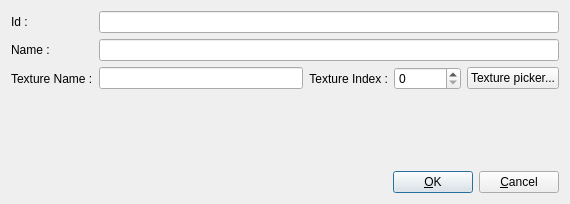
Old version of the form itemEditor/src/editItemForm.ui in the repository jeremydumais/TheWarrior.
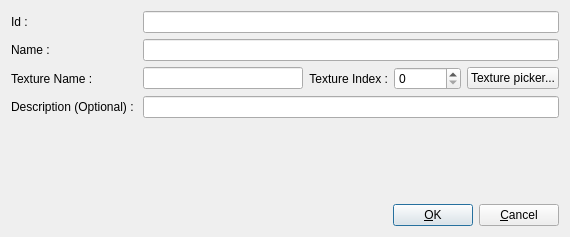
New version of the form. Icons and pictures are not drawn.

Commit message: Added an optional description to item and start working on the player equipment.

Patch:
```diff
--- a/itemEditor/src/editItemForm.ui
+++ b/itemEditor/src/editItemForm.ui
@@ -7,7 +7,7 @@
     <x>0</x>
     <y>0</y>
     <width>570</width>
-    <height>204</height>
+    <height>237</height>
    </rect>
   </property>
   <property name="windowTitle">
@@ -62,6 +62,12 @@
    </item>
    <item row="0" column="0">
     <layout class="QFormLayout" name="formLayout_3">
+     <property name="horizontalSpacing">
+      <number>6</number>
+     </property>
+     <property name="verticalSpacing">
+      <number>6</number>
+     </property>
      <item row="0" column="0">
       <widget class="QLabel" name="label">
        <property name="text">
@@ -82,14 +88,14 @@
      <item row="1" column="1">
       <widget class="QLineEdit" name="lineEditName"/>
      </item>
-     <item row="3" column="0">
+     <item row="2" column="0">
       <widget class="QLabel" name="label_3">
        <property name="text">
         <string>Texture Name :</string>
        </property>
       </widget>
      </item>
-     <item row="3" column="1">
+     <item row="2" column="1">
       <layout class="QHBoxLayout" name="horizontalLayout_3">
        <item>
         <widget class="QLineEdit" name="lineEditTextureName"/>
@@ -120,6 +126,16 @@
        </item>
       </layout>
      </item>
+     <item row="3" column="0">
+      <widget class="QLabel" name="label_5">
+       <property name="text">
+        <string>Description (Optional) : </string>
+       </property>
+      </widget>
+     </item>
+     <item row="3" column="1">
+      <widget class="QLineEdit" name="lineEditOptionalDescription"/>
+     </item>
     </layout>
    </item>
   </layout>
```
Left out of the diff: 2 changed lines with no effect on the pictures. The commit also changes 31 other files.
